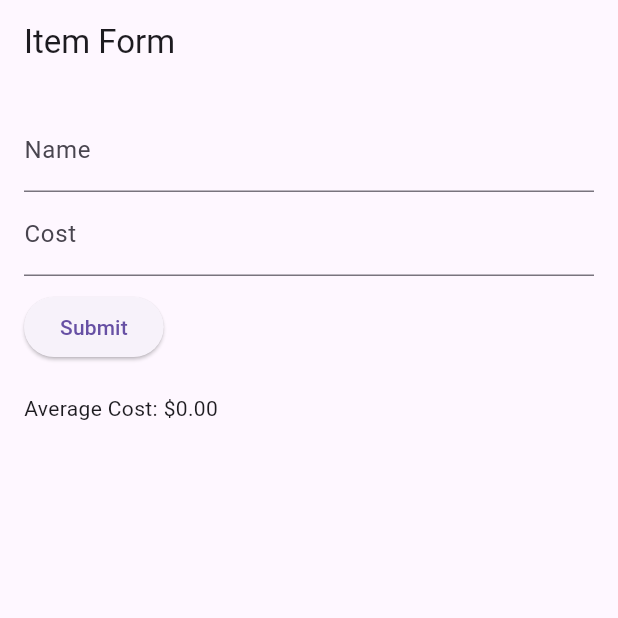
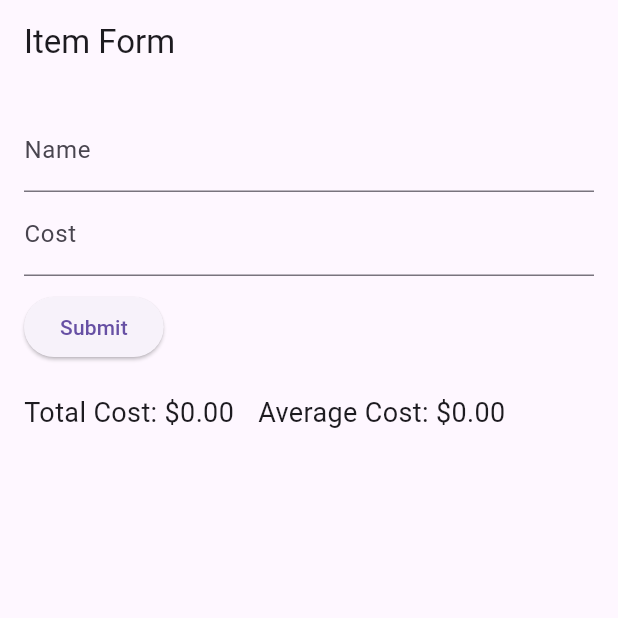
Before and after one commit to TTeuber/trip_calculator, a Flutter app: the screen it shows after launch, on a phone screen of 412 x 824 dp, the top half of it. Run offline on Flutter 3.47's test engine with Material 3 defaults, Android fonts, the phone set to English and light mode, and no system bars.

Commit message:
Added interactive item cards

```diff
--- a/lib/calculator.dart
+++ b/lib/calculator.dart
@@ -1,17 +1,20 @@
-class Item {
-   String name;
-   double cost;
+import 'item.dart';
 
-  Item(this.name, this.cost);
+/// Calculates the cost redistribution process to equalize costs among items.
+///
+/// Accepts a list of `Item` objects, performs calculations to redistribute
+/// costs between items below the average cost to those above it.
+///
+/// Input:
+/// - `items`: A list of `Item` objects, where each item has a name and cost.
+///
+/// Output:
+/// - Returns a list of strings describing the cost transfer transactions between items.
+///
+List<String> calculator(List<Item> items) {
 
-  // to deal with mutability issues
-  Item clone() {
-    return Item(name, cost);
-  }
-}
+  List<String> results = [];
 
-List<String> calculator(List<Item> items) {
-  List<String> results = [];
   double averageCost =
       items.map((i) => i.cost).reduce((a, b) => a + b) / items.length;
 
@@ -21,21 +24,29 @@ List<String> calculator(List<Item> items) {
   List<Item> belowAverage =
     items.where((i) => i.cost < averageCost).toList();
 
+  /// For each item below average, calculate the needed transfer amount and adjust costs.
   for (var item in belowAverage) {
+
+    /// The amount to be transferred to the item currently below average.
     double transferFrom = double.parse((averageCost - item.cost).toStringAsFixed(2));
     item.cost = item.cost + transferFrom;
 
     double aboveCostSum =
       aboveAverage.fold(0, (sum, p) => sum + (p.cost - averageCost));
 
+    /// Distribute the calculated transfer amounts to items above average proportionally.
     for (var i in aboveAverage) {
+
+      /// The amount to transfer from this below-average item to the current above-average item.
       double transferTo = double.parse(
           (((i.cost - averageCost) / aboveCostSum) * transferFrom).toStringAsFixed(2)
       );
+
       results.add("${item.name} transfers \$${transferTo.toStringAsFixed(2)} to ${i.name}");
       i.cost = i.cost - transferTo;
     }
   }
 
+  /// Return the list of transaction descriptions detailing the redistribution process.
   return results;
 }
--- /dev/null
+++ b/lib/item.dart
@@ -0,0 +1,16 @@
+/// Represents an item with a name and a cost.
+/// Provides a method to create a duplicate of the item to handle mutability issues.
+class Item {
+  String name;
+  double cost;
+  String id;
+
+  Item(this.name, this.cost, this.id);
+
+  Item clone() {
+    return Item(name, cost, id);
+  }
+  static String generateID() {
+    return DateTime.now().millisecondsSinceEpoch.toString();
+  }
+}
--- a/lib/main.dart
+++ b/lib/main.dart
@@ -1,7 +1,9 @@
-import 'dart:convert';
 import 'package:flutter/material.dart';
-import 'package:http/http.dart' as http;
 import 'package:trip_calculator/calculator.dart';
+import 'item.dart';
+import 'item_display.dart';
+// import 'package:http/http.dart' as http;
+// import 'dart:convert';
 
 void main() {
   runApp(MyApp());
@@ -29,8 +31,20 @@ class ItemFormState extends State<ItemForm> {
   final TextEditingController _nameController = TextEditingController();
   final TextEditingController _costController = TextEditingController();
   List<Item> items = [];
+  void onItemUpdated(Item updatedItem) {
+    setState(() {
+      final index = items.indexWhere((item) => item.id == updatedItem.id);
+      if (index != -1) {
+        items[index] = updatedItem;
+      }
+      averageCost = items.map((item) => item.cost).reduce((a, b) => a + b) / items.length;
+
+      results = calculator(items.map((item) => item.clone()).toList());
+    });
+  }
   List<String> results = [];
   double averageCost = 0.0;
+  double totalCost = 0.0;
 
   Future<void> _submitForm() async {
     final String name = _nameController.text;
@@ -38,9 +52,10 @@ class ItemFormState extends State<ItemForm> {
 
     if (name.isNotEmpty && cost != null) {
       setState(() {
-        items.add(Item(name, cost));
+        items.add(Item(name, cost, Item.generateID()));
 
         averageCost = items.map((item) => item.cost).reduce((a, b) => a + b) / items.length;
+        totalCost = items.map((item) => item.cost).reduce((a, b) => a + b);
       });
 
       // using the calculator function from the calculator.dart file
@@ -82,8 +97,9 @@ class ItemFormState extends State<ItemForm> {
       appBar: AppBar(title: Text('Item Form')),
       body: Padding(
         padding: EdgeInsets.all(16.0),
-        child: Column(
-          crossAxisAlignment: CrossAxisAlignment.start,
+        child: SingleChildScrollView(
+          child: Column(
+            crossAxisAlignment: CrossAxisAlignment.start,
           children: [
             TextField(
               controller: _nameController,
@@ -102,14 +118,24 @@ class ItemFormState extends State<ItemForm> {
               child: Text('Submit'),
             ),
             SizedBox(height: 20),
-            Text('Average Cost: \$${averageCost.toStringAsFixed(2)}'),
-            ...items.map((item) => Text("${item.name} - ${item.cost}")),
+            Row(
+              children: [
+                Text('Total Cost: \$${totalCost.toStringAsFixed(2)}', style: TextStyle(fontSize: 18)),
+                SizedBox(width: 16),
+                Text('Average Cost: \$${averageCost.toStringAsFixed(2)}', style: TextStyle(fontSize: 18)),
+              ],
+            ),
+            // ...items.map((item) => Text("${item.name} - ${item.cost}")),
+            ...items.map((item) => ItemDisplay(item: item, onItemUpdated: onItemUpdated)),
             if (results.isNotEmpty) ...[
               SizedBox(height: 20),
-              Text('Results', style: TextStyle(fontSize: 18, fontWeight: FontWeight.bold)),
-              ...results.map((result) => Text(result)),
+              Center(
+                child: Text('Results', style: TextStyle(fontSize: 32, fontWeight: FontWeight.bold)),
+              ),
+              ...results.map((result) => Center(child: Text(result, style: TextStyle(fontSize: 24)))),
             ]
           ],
+          ),
         ),
       ),
     );
```
Also changed, not shown: lib/item_display.dart (added, +78 -0 lines), 1 other file.
